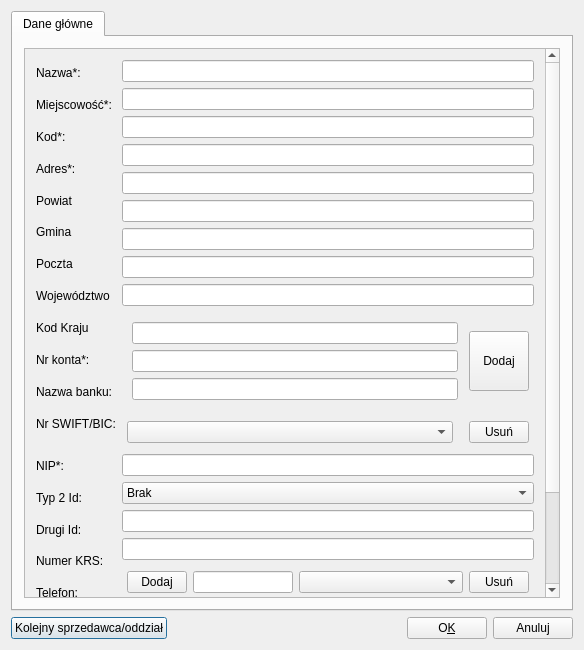
Before: the Qt Designer form ui/user.ui in juliagoda/qfaktury, drawn with Qt 5.
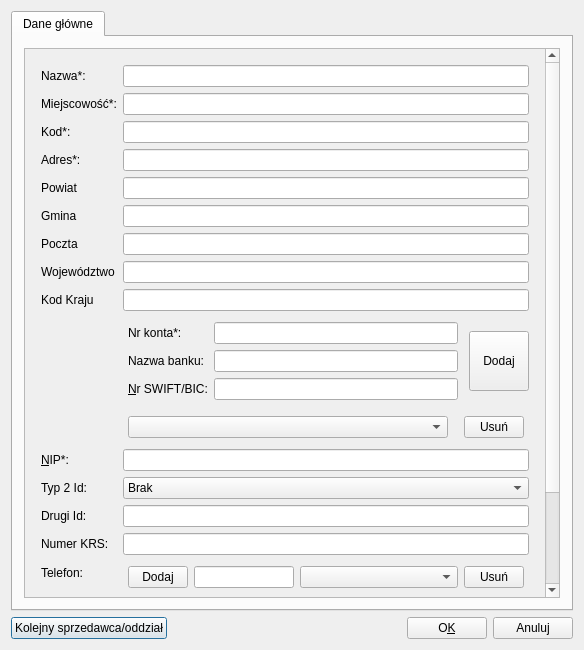
After: the same form once the commit is applied.

Diff of the .ui file:
```diff
--- a/ui/user.ui
+++ b/ui/user.ui
@@ -92,9 +92,9 @@
           <property name="geometry">
            <rect>
             <x>0</x>
-            <y>-64</y>
+            <y>-313</y>
             <width>528</width>
-            <height>855</height>
+            <height>859</height>
            </rect>
           </property>
           <layout class="QHBoxLayout" name="horizontalLayout_2">
@@ -103,6 +103,20 @@
              <item>
               <layout class="QVBoxLayout">
                <item>
+                <layout class="QFormLayout" name="formLayout_3">
+                 <property name="leftMargin">
+                  <number>5</number>
+                 </property>
+                 <property name="topMargin">
+                  <number>5</number>
+                 </property>
+                 <property name="rightMargin">
+                  <number>5</number>
+                 </property>
+                 <property name="bottomMargin">
+                  <number>5</number>
+                 </property>
+                 <item row="0" column="0">
                 <widget class="QLabel" name="textLabel1">
                  <property name="maximumSize">
                   <size>
@@ -118,7 +132,10 @@
                  </property>
                 </widget>
                </item>
-               <item>
+                 <item row="0" column="1">
+                  <widget class="QLineEdit" name="nameEdit"/>
+                 </item>
+                 <item row="1" column="0">
                 <widget class="QLabel" name="textLabel3">
                  <property name="maximumSize">
                   <size>
@@ -134,7 +151,10 @@
                  </property>
                 </widget>
                </item>
-               <item>
+                 <item row="1" column="1">
+                  <widget class="QLineEdit" name="placeEdit"/>
+                 </item>
+                 <item row="2" column="0">
                 <widget class="QLabel" name="textLabel4">
                  <property name="maximumSize">
                   <size>
@@ -150,7 +170,10 @@
                  </property>
                 </widget>
                </item>
-               <item>
+                 <item row="2" column="1">
+                  <widget class="QLineEdit" name="codeEdit"/>
+                 </item>
+                 <item row="3" column="0">
                 <widget class="QLabel" name="textLabel2">
                  <property name="maximumSize">
                   <size>
@@ -166,7 +189,10 @@
                  </property>
                 </widget>
                </item>
-               <item>
+                 <item row="3" column="1">
+                  <widget class="QLineEdit" name="addressEdit"/>
+                 </item>
+                 <item row="4" column="0">
                 <widget class="QLabel" name="label_8">
                  <property name="maximumSize">
                   <size>
@@ -179,7 +205,10 @@
                  </property>
                 </widget>
                </item>
-               <item>
+                 <item row="4" column="1">
+                  <widget class="QLineEdit" name="districtEdit"/>
+                 </item>
+                 <item row="5" column="0">
                 <widget class="QLabel" name="label_9">
                  <property name="maximumSize">
                   <size>
@@ -192,7 +221,10 @@
                  </property>
                 </widget>
                </item>
-               <item>
+                 <item row="5" column="1">
+                  <widget class="QLineEdit" name="municipalityEdit"/>
+                 </item>
+                 <item row="6" column="0">
                 <widget class="QLabel" name="label_10">
                  <property name="maximumSize">
                   <size>
@@ -205,7 +237,10 @@
                  </property>
                 </widget>
                </item>
-               <item>
+                 <item row="6" column="1">
+                  <widget class="QLineEdit" name="postEdit"/>
+                 </item>
+                 <item row="7" column="0">
                 <widget class="QLabel" name="label_7">
                  <property name="maximumSize">
                   <size>
@@ -218,7 +253,10 @@
                  </property>
                 </widget>
                </item>
-               <item>
+                 <item row="7" column="1">
+                  <widget class="QLineEdit" name="provinceEdit"/>
+                 </item>
+                 <item row="8" column="0">
                 <widget class="QLabel" name="label_6">
                  <property name="maximumSize">
                   <size>
@@ -231,7 +269,52 @@
                  </property>
                 </widget>
                </item>
+                 <item row="8" column="1">
+                  <widget class="QLineEdit" name="codeLandEdit"/>
+                 </item>
+                 <item row="9" column="1">
+                  <layout class="QHBoxLayout" name="horizontalLayout_5">
+                   <property name="leftMargin">
+                    <number>0</number>
+                   </property>
+                   <property name="topMargin">
+                    <number>0</number>
+                   </property>
+                   <property name="rightMargin">
+                    <number>0</number>
+                   </property>
+                   <property name="bottomMargin">
+                    <number>0</number>
+                   </property>
                <item>
+                    <layout class="QVBoxLayout" name="verticalLayout">
+                     <property name="leftMargin">
+                      <number>0</number>
+                     </property>
+                     <property name="topMargin">
+                      <number>0</number>
+                     </property>
+                     <property name="rightMargin">
+                      <number>0</number>
+                     </property>
+                     <property name="bottomMargin">
+                      <number>0</number>
+                     </property>
+                     <item>
+                      <layout class="QFormLayout" name="formLayout">
+                       <property name="leftMargin">
+                        <number>5</number>
+                       </property>
+                       <property name="topMargin">
+                        <number>5</number>
+                       </property>
+                       <property name="rightMargin">
+                        <number>5</number>
+                       </property>
+                       <property name="bottomMargin">
+                        <number>5</number>
+                       </property>
+                       <item row="0" column="0">
                 <widget class="QLabel" name="textLabel5">
                  <property name="maximumSize">
                   <size>
@@ -247,7 +330,17 @@
                  </property>
                 </widget>
                </item>
-               <item>
+                       <item row="0" column="1">
+                        <widget class="QLineEdit" name="accountEdit">
+                         <property name="inputMask">
+                          <string/>
+                         </property>
+                         <property name="maxLength">
+                          <number>34</number>
+                         </property>
+                        </widget>
+                       </item>
+                       <item row="1" column="0">
                 <widget class="QLabel" name="label">
                  <property name="maximumSize">
                   <size>
@@ -260,7 +353,10 @@
                  </property>
                 </widget>
                </item>
-               <item>
+                       <item row="1" column="1">
+                        <widget class="QLineEdit" name="bankNameEdit"/>
+                       </item>
+                       <item row="2" column="0">
                 <widget class="QLabel" name="label_2">
                  <property name="maximumSize">
                   <size>
@@ -269,174 +365,20 @@
                   </size>
                  </property>
                  <property name="text">
-                  <string>Nr SWIFT/BIC:</string>
+                          <string>&amp;Nr SWIFT/BIC:</string>
                  </property>
                  <property name="buddy">
                   <cstring>bicSwiftEdit</cstring>
                  </property>
                 </widget>
                </item>
-               <item>
-                <spacer name="verticalSpacer">
-                 <property name="orientation">
-                  <enum>Qt::Vertical</enum>
-                 </property>
-                 <property name="sizeType">
-                  <enum>QSizePolicy::Fixed</enum>
-                 </property>
-                 <property name="sizeHint" stdset="0">
-                  <size>
-                   <width>20</width>
-                   <height>10</height>
-                  </size>
-                 </property>
-                </spacer>
-               </item>
-               <item>
-                <widget class="QLabel" name="textLabel2_2">
-                 <property name="text">
-                  <string>NIP*:</string>
-                 </property>
-                 <property name="wordWrap">
-                  <bool>false</bool>
-                 </property>
-                 <property name="buddy">
-                  <cstring>nipEdit</cstring>
-                 </property>
-                </widget>
-               </item>
-               <item>
-                <widget class="QLabel" name="textLabel2_2_2_2">
-                 <property name="text">
-                  <string>Typ 2 Id:</string>
-                 </property>
-                 <property name="wordWrap">
-                  <bool>false</bool>
-                 </property>
-                </widget>
-               </item>
-               <item>
-                <widget class="QLabel" name="textLabel2_2_2">
-                 <property name="text">
-                  <string>Drugi Id:</string>
-                 </property>
-                 <property name="wordWrap">
-                  <bool>false</bool>
-                 </property>
-                </widget>
-               </item>
-               <item>
-                <widget class="QLabel" name="label_3">
-                 <property name="text">
-                  <string>Numer KRS: </string>
-                 </property>
-                </widget>
-               </item>
-               <item>
-                <widget class="QLabel" name="telLabel">
-                 <property name="text">
-                  <string>Telefon:</string>
-                 </property>
-                </widget>
-               </item>
-               <item>
-                <widget class="QLabel" name="label_4">
-                 <property name="text">
-                  <string>Fax:</string>
-                 </property>
-                </widget>
-               </item>
-               <item>
-                <widget class="QLabel" name="emailLabel">
-                 <property name="text">
-                  <string>Email:</string>
-                 </property>
-                </widget>
-               </item>
-               <item>
-                <widget class="QLabel" name="wwwLabel">
-                 <property name="text">
-                  <string>Strona www:</string>
-                 </property>
-                </widget>
-               </item>
-              </layout>
-             </item>
-             <item>
-              <layout class="QVBoxLayout">
-               <item>
-                <widget class="QLineEdit" name="nameEdit"/>
-               </item>
-               <item>
-                <widget class="QLineEdit" name="placeEdit"/>
-               </item>
-               <item>
-                <widget class="QLineEdit" name="codeEdit"/>
-               </item>
-               <item>
-                <widget class="QLineEdit" name="addressEdit"/>
-               </item>
-               <item>
-                <widget class="QLineEdit" name="districtEdit"/>
-               </item>
-               <item>
-                <widget class="QLineEdit" name="municipalityEdit"/>
-               </item>
-               <item>
-                <widget class="QLineEdit" name="postEdit"/>
-               </item>
-               <item>
-                <widget class="QLineEdit" name="provinceEdit"/>
-               </item>
-               <item>
-                <widget class="QLineEdit" name="codeLandEdit"/>
-               </item>
-               <item>
-                <layout class="QHBoxLayout" name="horizontalLayout_5">
-                 <property name="leftMargin">
-                  <number>5</number>
-                 </property>
-                 <property name="topMargin">
-                  <number>5</number>
-                 </property>
-                 <property name="rightMargin">
-                  <number>5</number>
-                 </property>
-                 <property name="bottomMargin">
-                  <number>5</number>
-                 </property>
-                 <item>
-                  <layout class="QVBoxLayout" name="verticalLayout">
-                   <property name="leftMargin">
-                    <number>5</number>
-                   </property>
-                   <property name="topMargin">
-                    <number>5</number>
-                   </property>
-                   <property name="rightMargin">
-                    <number>5</number>
-                   </property>
-                   <property name="bottomMargin">
-                    <number>5</number>
-                   </property>
-                   <item>
-                    <widget class="QLineEdit" name="accountEdit">
-                     <property name="inputMask">
-                      <string/>
-                     </property>
-                     <property name="maxLength">
-                      <number>34</number>
-                     </property>
-                    </widget>
-                   </item>
-                   <item>
-                    <widget class="QLineEdit" name="bankNameEdit"/>
-                   </item>
-                   <item>
+                       <item row="2" column="1">
                     <widget class="QLineEdit" name="bicSwiftEdit"/>
                    </item>
                   </layout>
                  </item>
+                    </layout>
+                   </item>
                  <item>
                   <widget class="QPushButton" name="addAcc">
                    <property name="sizePolicy">
@@ -461,7 +403,7 @@
                  </item>
                 </layout>
                </item>
-               <item>
+                 <item row="10" column="1">
                 <layout class="QHBoxLayout" name="horizontalLayout_4">
                  <property name="leftMargin">
                   <number>5</number>
@@ -525,7 +467,20 @@
                  </item>
                 </layout>
                </item>
-               <item>
+                 <item row="11" column="0">
+                  <widget class="QLabel" name="textLabel2_2">
+                   <property name="text">
+                    <string>&amp;NIP*:</string>
+                   </property>
+                   <property name="wordWrap">
+                    <bool>false</bool>
+                   </property>
+                   <property name="buddy">
+                    <cstring>nipEdit</cstring>
+                   </property>
+                  </widget>
+                 </item>
+                 <item row="11" column="1">
                 <widget class="QLineEdit" name="nipEdit">
                  <property name="inputMask">
                   <string/>
@@ -535,7 +490,17 @@
                  </property>
                 </widget>
                </item>
-               <item>
+                 <item row="12" column="0">
+                  <widget class="QLabel" name="textLabel2_2_2_2">
+                   <property name="text">
+                    <string>Typ 2 Id:</string>
+                   </property>
+                   <property name="wordWrap">
+                    <bool>false</bool>
+                   </property>
+                  </widget>
+                 </item>
+                 <item row="12" column="1">
                 <widget class="QComboBox" name="secIdType">
                  <item>
                   <property name="text">
@@ -569,13 +534,30 @@
                  </item>
                 </widget>
                </item>
-               <item>
+                 <item row="13" column="0">
+                  <widget class="QLabel" name="textLabel2_2_2">
+                   <property name="text">
+                    <string>Drugi Id:</string>
+                   </property>
+                   <property name="wordWrap">
+                    <bool>false</bool>
+                   </property>
+                  </widget>
+                 </item>
+                 <item row="13" column="1">
                 <widget class="QLineEdit" name="regonEdit"/>
                </item>
-               <item>
+                 <item row="14" column="0">
+                  <widget class="QLabel" name="label_3">
+                   <property name="text">
+                    <string>Numer KRS: </string>
+                   </property>
+                  </widget>
+                 </item>
+                 <item row="14" column="1">
                 <widget class="QLineEdit" name="krsEdit"/>
                </item>
-               <item>
+                 <item row="15" column="1">
                 <layout class="QHBoxLayout" name="horizontalLayout_3">
                  <property name="leftMargin">
                   <number>5</number>
@@ -667,7 +649,7 @@
                  </item>
                 </layout>
                </item>
-               <item>
+                 <item row="16" column="1">
                 <layout class="QHBoxLayout" name="horizontalLayout_6">
                  <property name="leftMargin">
                   <number>5</number>
@@ -747,7 +729,7 @@
                  </item>
                 </layout>
                </item>
-               <item>
+                 <item row="17" column="1">
                 <layout class="QHBoxLayout" name="horizontalLayout_7">
                  <property name="leftMargin">
                   <number>5</number>
@@ -827,8 +809,38 @@
                  </item>
                 </layout>
                </item>
-               <item>
+                 <item row="18" column="1">
                 <widget class="QLineEdit" name="webEdit"/>
+                 </item>
+                 <item row="18" column="0">
+                  <widget class="QLabel" name="wwwLabel">
+                   <property name="text">
+                    <string>Strona www:</string>
+                   </property>
+                  </widget>
+                 </item>
+                 <item row="17" column="0">
+                  <widget class="QLabel" name="emailLabel">
+                   <property name="text">
+                    <string>Email:</string>
+                   </property>
+                  </widget>
+                 </item>
+                 <item row="16" column="0">
+                  <widget class="QLabel" name="label_4">
+                   <property name="text">
+                    <string>Fax:</string>
+                   </property>
+                  </widget>
+                 </item>
+                 <item row="15" column="0">
+                  <widget class="QLabel" name="telLabel">
+                   <property name="text">
+                    <string>Telefon:</string>
+                   </property>
+                  </widget>
+                 </item>
+                </layout>
                </item>
               </layout>
              </item>
```
Lines whose indentation alone changed are shown as unchanged.
